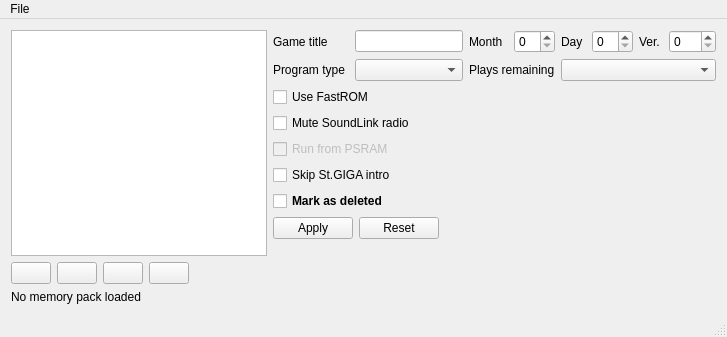
Before: the Qt Designer form src/mainwindow.ui in devinacker/BSFlashManager, drawn with Qt 5.
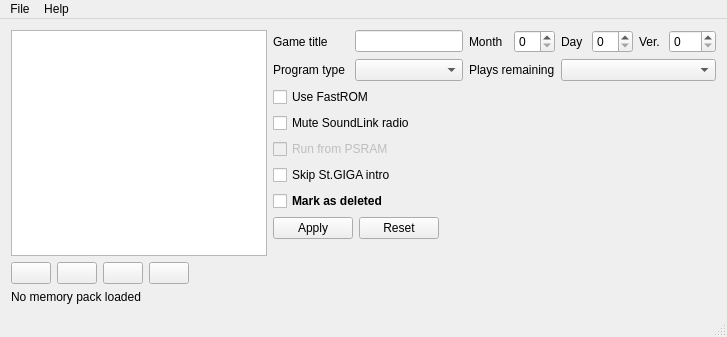
After: the same form once the commit is applied. Icons and pictures are not drawn.

Commit message: add about dialog, license, and readme for first release

```diff
--- a/src/mainwindow.ui
+++ b/src/mainwindow.ui
@@ -342,7 +342,14 @@
     <addaction name="separator"/>
     <addaction name="actionExit"/>
    </widget>
+   <widget class="QMenu" name="menuHelp">
+    <property name="title">
+     <string>Help</string>
+    </property>
+    <addaction name="actionAbout"/>
+   </widget>
    <addaction name="menuFile"/>
+   <addaction name="menuHelp"/>
   </widget>
   <widget class="QStatusBar" name="statusBar"/>
   <action name="actionOpen">
```
Left out of the diff: 5 changed lines with no effect on the pictures. The commit also changes 6 other files.
